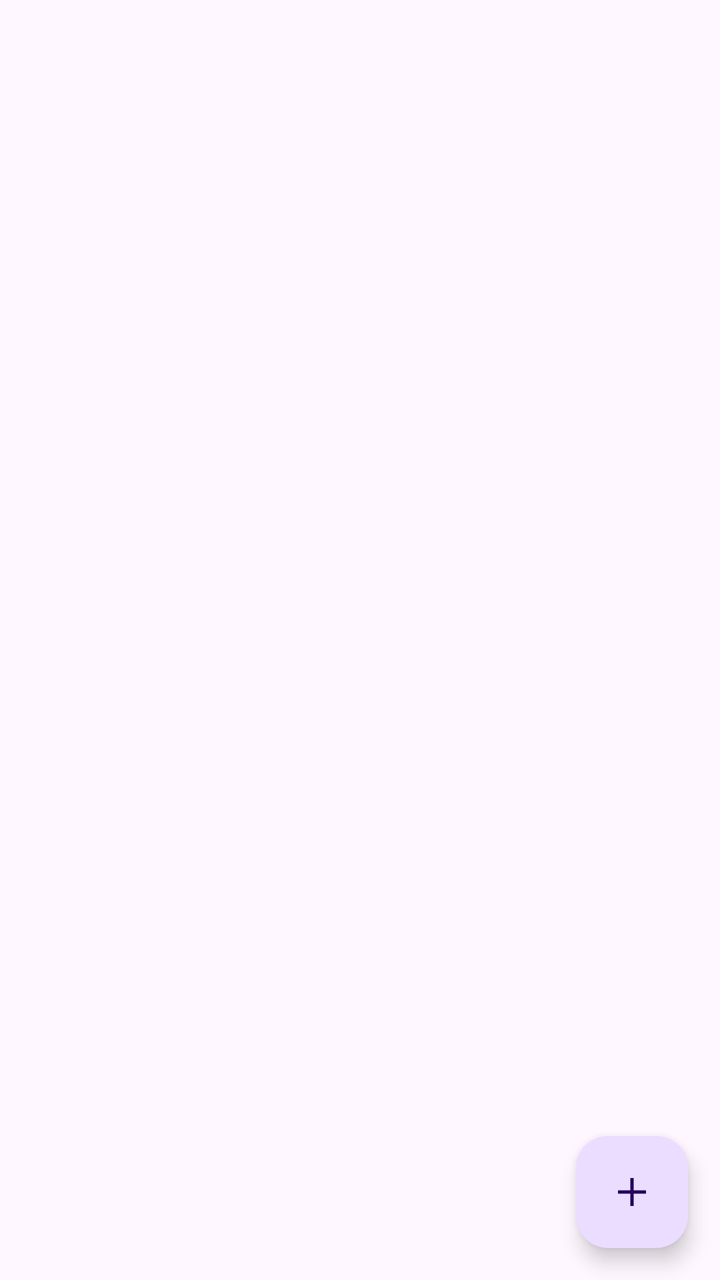
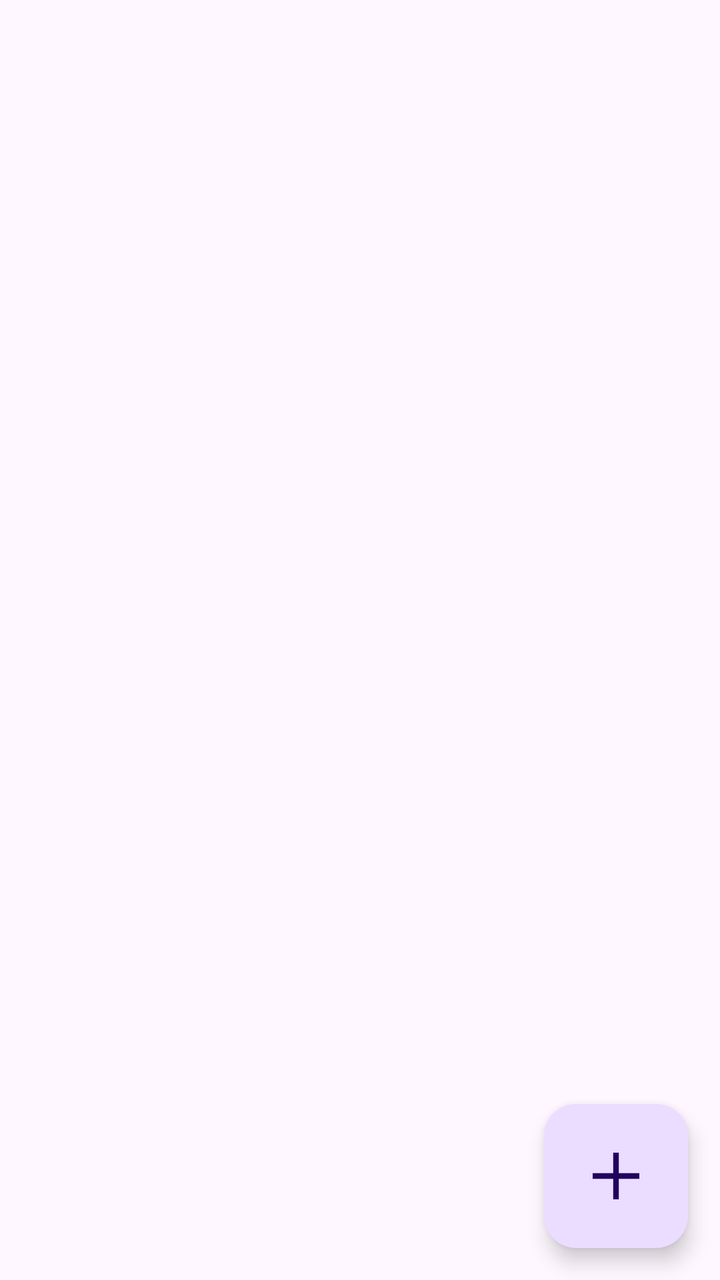

Two renders of the same Android screen: before a commit and after it. Below are the layout's source before the change and the commit's diff.
<!-- AndroidManifest.xml: application theme Theme.CondiCalc -->
<!-- res/layout/fragment_products.xml -->
<?xml version="1.0" encoding="utf-8"?>
<FrameLayout xmlns:android="http://schemas.android.com/apk/res/android"
    xmlns:app="http://schemas.android.com/apk/res-auto"
    android:layout_width="match_parent"
    android:layout_height="match_parent">

    <androidx.recyclerview.widget.RecyclerView
        android:id="@+id/productList"
        android:layout_width="match_parent"
        android:layout_height="match_parent"
        android:paddingTop="12dp"
        android:paddingBottom="100dp"
        android:clipToPadding="false" />

    <com.google.android.material.floatingactionbutton.FloatingActionButton
        android:id="@+id/addProductBtn"
        android:layout_width="wrap_content"
        android:layout_height="wrap_content"
        android:layout_gravity="bottom|end"
        android:layout_margin="16dp"
        android:contentDescription="Добавить продукт"
        app:fapSize="large"
        android:src="@drawable/ic_add" />
</FrameLayout>
<!-- resources referenced by this layout -->
<resources>
  <!-- drawable ic_add (drawable) -->
  <vector xmlns:android="http://schemas.android.com/apk/res/android"
      android:width="40dp"
      android:height="40dp"
      android:viewportWidth="40"
      android:viewportHeight="40">
      <path
          android:fillColor="#FF000000"
          android:pathData="M18.61 21.39H8.33V18.61H18.61V8.33h2.78V18.61H31.67v2.78H21.39V31.67H18.61V21.39Z"/>
  </vector>
  <style name="Theme.CondiCalc" parent="Theme.Material3.DayNight.NoActionBar" />
</resources>

<!-- the commit's change to res/layout/fragment_products.xml (unified diff, before → after) -->
@@ -19,6 +19,7 @@
         android:layout_gravity="bottom|end"
         android:layout_margin="16dp"
         android:contentDescription="Добавить продукт"
-        app:fapSize="large"
+        app:fabCustomSize="72dp"
+        app:maxImageSize="40dp"
         android:src="@drawable/ic_add" />
 </FrameLayout>
